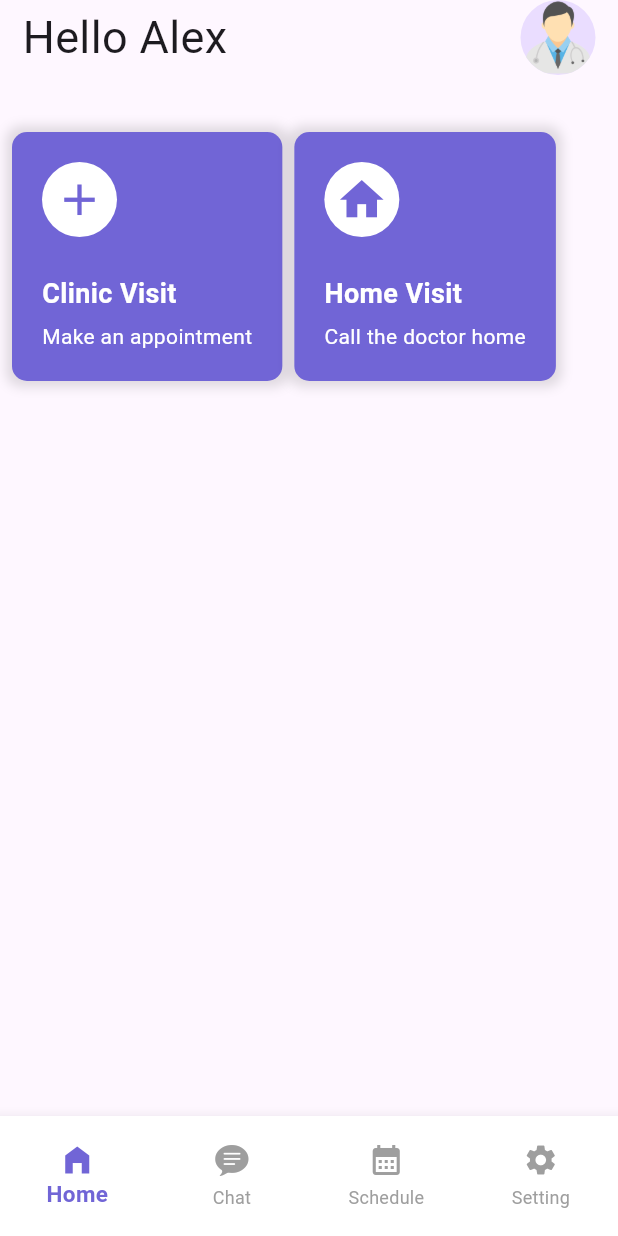
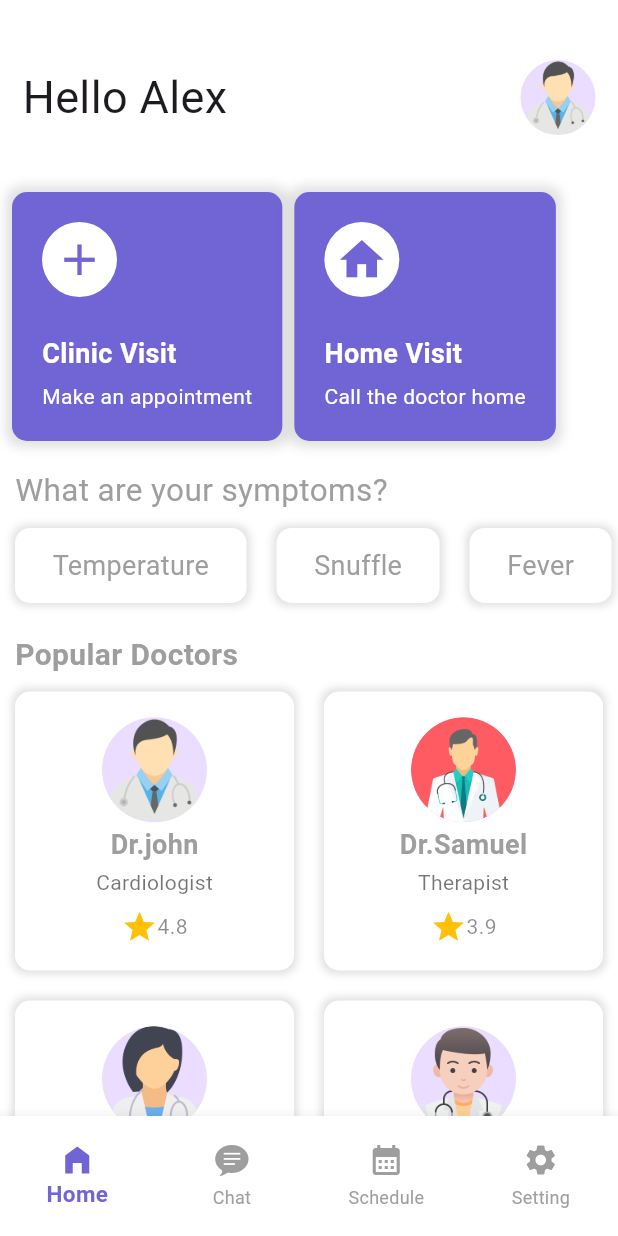
Before and after one commit to muhammedansaff/doctor_consultent, a Flutter app: the screen it shows after launch, after a tap on "SKIP", on a phone screen of 412 x 824 dp. Run offline on Flutter 3.47's test engine with Material 3 defaults, Android fonts, the phone set to English and light mode, and no system bars.

Commit message:
29/05/24

```diff
--- a/lib/pages/home.dart
+++ b/lib/pages/home.dart
@@ -1,3 +1,4 @@
+import 'package:doctor/pages/appointment_screen.dart';
 import 'package:doctor/refactor/refactor.dart';
 import 'package:flutter/material.dart';
 
@@ -6,9 +7,41 @@ class HomeScreen extends StatelessWidget {
 
   @override
   Widget build(BuildContext context) {
-    return SafeArea(
-      child: Scaffold(
-        body: Column(
+    List<String> symptoms = [
+      "Temperature",
+      "Snuffle",
+      "Fever",
+      "Cough",
+      "Cold"
+    ];
+    List<String> img = [
+      "assets/images/1.png",
+      "assets/images/2.png",
+      "assets/images/3.png",
+      "assets/images/5.png",
+    ];
+    List<String> name = [
+      "Dr.john",
+      "Dr.Samuel",
+      "Dr.Sarah",
+      "Dr.H",
+    ];
+    List<String> job = [
+      "Cardiologist",
+      "Therapist",
+      "gynecologist",
+      "Hematologist",
+    ];
+    List<String> rating = [
+      "4.8",
+      "3.9",
+      "4.5",
+      "4.1",
+    ];
+
+    return SingleChildScrollView(
+      padding: EdgeInsets.only(top: 40),
+      child: Column(
         crossAxisAlignment: CrossAxisAlignment.start,
         children: [
           const Padding(
@@ -37,7 +70,7 @@ class HomeScreen extends StatelessWidget {
                 child: Mywid(
                     icon: Icons.add,
                     onTap: () {
-                        print("clinik");
+                      print("Clinic");
                     },
                     heading: "Clinic Visit",
                     subhead: "Make an appointment"),
@@ -45,15 +78,143 @@ class HomeScreen extends StatelessWidget {
               Mywid(
                   icon: Icons.home,
                   onTap: () {
-                      print("home");
+                    print("Home");
                   },
                   heading: "Home Visit",
                   subhead: "Call the doctor home"),
+            ],
+          ),
+          SizedBox(
+            height: 10,
+          ),
+          Padding(
+            padding: const EdgeInsets.only(left: 10),
+            child: Text(
+              "What are your symptoms?",
+              style: TextStyle(fontSize: 21, color: Colors.grey),
+            ),
+          ),
+          SizedBox(
+            height: 70, // Set a fixed height for the ListView
+            child: ListView.builder(
+              shrinkWrap: true,
+              itemCount: symptoms.length,
+              scrollDirection: Axis.horizontal,
+              itemBuilder: (context, index) => InkWell(
+                onTap: () {
+                  print("${symptoms[index]}");
+                },
+                child: Container(
+                  margin: EdgeInsets.symmetric(horizontal: 10, vertical: 10),
+                  padding: EdgeInsets.symmetric(horizontal: 25),
+                  decoration: BoxDecoration(
+                    boxShadow: [
+                      BoxShadow(
+                        color: Colors.black12,
+                        blurRadius: 4,
+                        spreadRadius: 2,
+                      )
+                    ],
+                    color: Colors.white,
+                    borderRadius: BorderRadius.circular(10),
+                  ),
+                  child: Center(
+                    child: Text(
+                      symptoms[index],
+                      style: TextStyle(fontSize: 18, color: Colors.grey),
+                    ),
+                  ),
+                ),
+              ),
+            ),
+          ),
+          SizedBox(
+            height: 10,
+          ),
+          Padding(
+            padding: const EdgeInsets.only(left: 10),
+            child: Text(
+              "Popular Doctors",
+              style: TextStyle(
+                  fontSize: 20,
+                  fontWeight: FontWeight.bold,
+                  color: Colors.grey),
+            ),
+          ),
+          GridView.builder(
+            itemCount: 4,
+            shrinkWrap: true,
+            physics: NeverScrollableScrollPhysics(),
+            gridDelegate:
+                SliverGridDelegateWithFixedCrossAxisCount(crossAxisCount: 2),
+            itemBuilder: (BuildContext context, int index) {
+              return InkWell(
+                onTap: () {
+                  Navigator.push(
+                    context,
+                    MaterialPageRoute(
+                      builder: (context) => AppointmentScreen(
+                          img: img[index],
+                          job: job[index],
+                          name: name[index],
+                          rating: rating[index]),
+                    ),
+                  );
+                },
+                child: Container(
+                  margin: EdgeInsets.all(10),
+                  decoration: BoxDecoration(
+                      color: Colors.white,
+                      borderRadius: BorderRadius.circular(10),
+                      boxShadow: [
+                        BoxShadow(
+                            color: Colors.black12,
+                            blurRadius: 4,
+                            spreadRadius: 2)
+                      ]),
+                  padding: EdgeInsets.symmetric(vertical: 15),
+                  child: Column(
+                    mainAxisAlignment: MainAxisAlignment.spaceEvenly,
+                    children: [
+                      CircleAvatar(
+                        radius: 35,
+                        backgroundImage: AssetImage(img[index]),
+                      ),
+                      Text(
+                        "${name[index]}",
+                        style: TextStyle(
+                            fontSize: 18,
+                            color: Colors.grey,
+                            fontWeight: FontWeight.bold),
+                      ),
+                      Padding(
+                        padding: const EdgeInsets.only(bottom: 5),
+                        child: Text(
+                          "${job[index]}",
+                          style: TextStyle(color: Colors.black54),
+                        ),
+                      ),
+                      Row(
+                        mainAxisAlignment: MainAxisAlignment.center,
+                        children: [
+                          Icon(
+                            Icons.star,
+                            color: Colors.amber,
+                          ),
+                          Text(
+                            "${rating[index]}",
+                            style: TextStyle(color: Colors.black45),
+                          )
                         ],
                       )
                     ],
                   ),
                 ),
               );
+            },
+          )
+        ],
+      ),
+    );
   }
 }
```
Also changed, not shown: lib/pages/appointment_screen.dart (added, +108 -0 lines), lib/pages/message_screen.dart (added, +10 -0 lines), lib/pages/settings_screen.dart (added, +10 -0 lines). Lines whose indentation alone changed are shown as unchanged.
